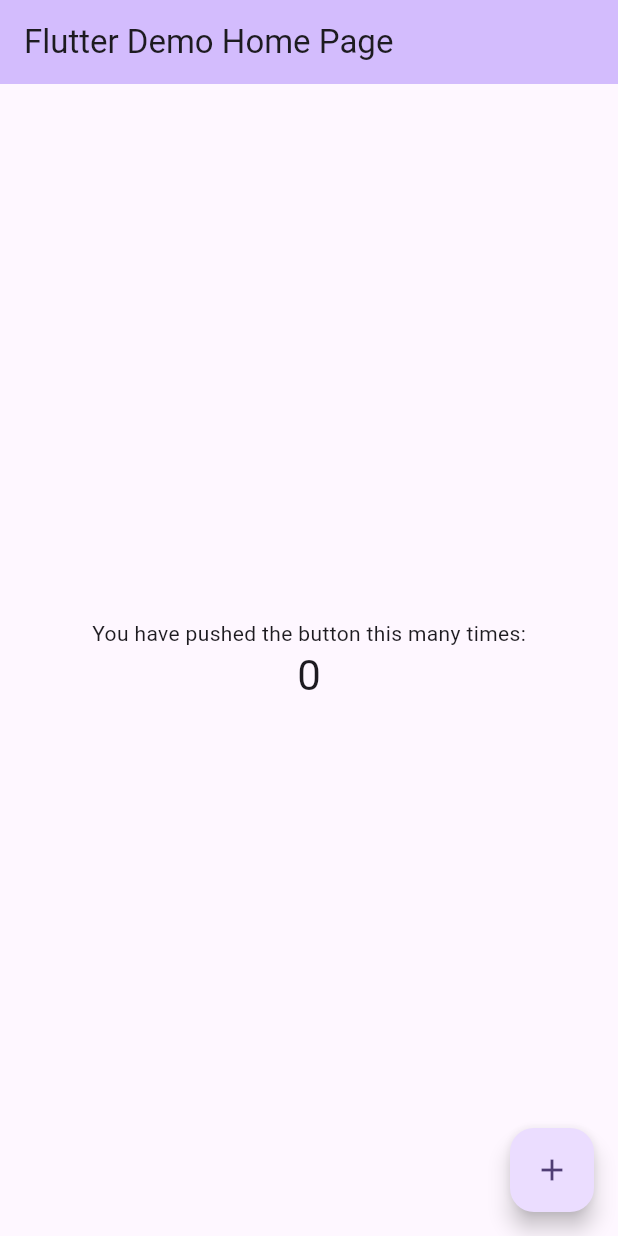
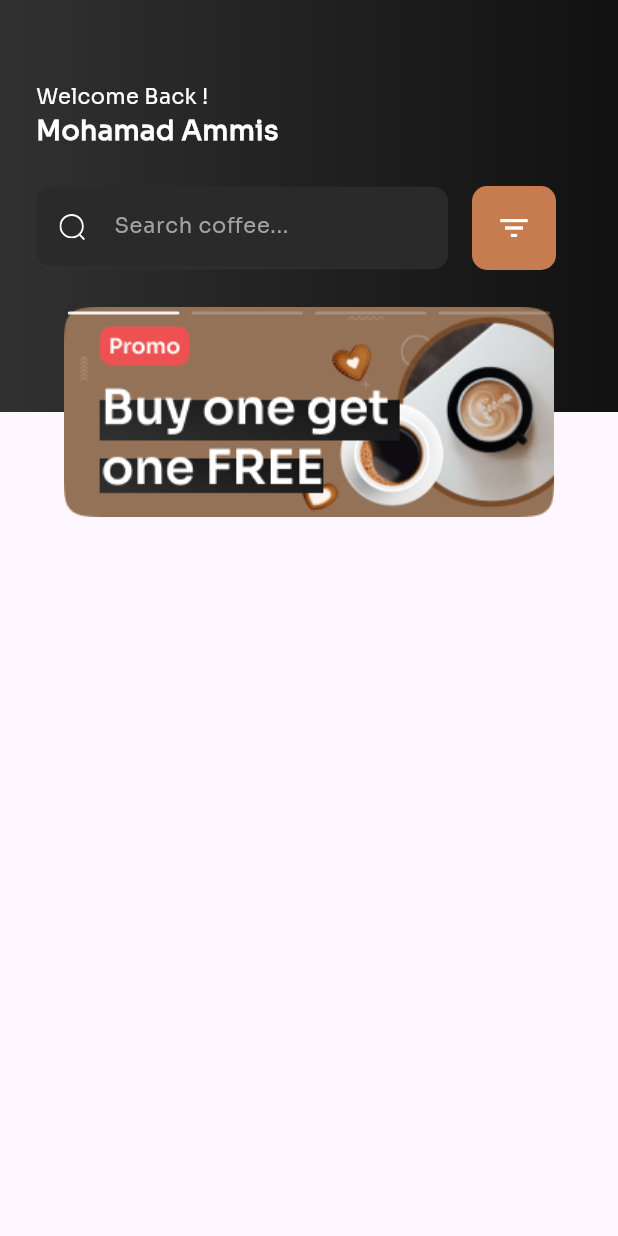
Before and after one commit to Mohamad-Ammis/coffe_shop_app, a Flutter app: the screen it shows after launch, on a phone screen of 412 x 824 dp. Run offline on Flutter 3.47's test engine with Material 3 defaults, Android fonts, the light colour scheme and no system bars; drawn by our look-alikes of smooth_page_indicator; our stand-ins replace firebase_core, flutter_svg; missing offline and left inert: flutter_stripe; accounts and stored records are empty.

Commit message:
build home view upper search  section

```diff
--- /dev/null
+++ b/lib/constans.dart
@@ -0,0 +1,9 @@
+import 'package:flutter/material.dart';
+
+const String kFontFamily = 'Sora';
+const Color kBackgroundColor = Color(0xffF9F9F9);
+const Color kPrimaryColor = Color(0xffC67C4E);
+const Color kPrimaryLightColor = Color(0xffF9F2ED);
+const Color kLightSubTitleColor = Color(0xffA2A2A2);
+Color kLightGreyColor = const Color(0xffEDEDED).withOpacity(.35);
+const double kMainPagePadding = 24;
--- /dev/null
+++ b/lib/core/utils/app_style.dart
@@ -0,0 +1,17 @@
+import 'package:coffe_shop/constans.dart';
+import 'package:flutter/material.dart';
+
+class Styles {
+  static const TextStyle style12Regular = TextStyle(
+      fontFamily: kFontFamily, fontSize: 12, fontWeight: FontWeight.w400);
+  static const TextStyle style14SemiBold =  TextStyle(
+      fontFamily: kFontFamily, fontSize: 14, fontWeight: FontWeight.w600);
+  static const TextStyle style14Regular =  TextStyle(
+      fontFamily: kFontFamily, fontSize: 14, fontWeight: FontWeight.w400);
+  static const TextStyle style16SemiBold =  TextStyle(
+      fontFamily: kFontFamily, fontSize: 16, fontWeight: FontWeight.w600);
+  static const TextStyle style18SemiBold =  TextStyle(
+      fontFamily: kFontFamily, fontSize: 18, fontWeight: FontWeight.w600);
+        static const TextStyle style24Bold = TextStyle(
+      fontFamily: kFontFamily, fontSize: 24, fontWeight: FontWeight.w700);
+}
--- /dev/null
+++ b/lib/core/utils/assets.dart
@@ -0,0 +1,16 @@
+// ignore_for_file: prefer_single_quotes
+class Assets {
+  Assets._();
+
+  /// Assets for assetsFontsSoraRegular
+  /// assets/fonts/Sora-Regular.ttf
+  static const String assetsFontsSoraRegular = "assets/fonts/Sora-Regular.ttf";
+
+  /// Assets for assetsImagesOffers
+  /// assets/images/offers.png
+  static const String assetsImagesOffers = "assets/images/offers.png";
+
+  /// Assets for assetsImagesSearchIcon
+  /// assets/images/search_icon.svg
+  static const String assetsImagesSearchIcon = "assets/images/search_icon.svg";
+}
--- /dev/null
+++ b/lib/features/home/presentation/views/home_view.dart
@@ -0,0 +1,14 @@
+import 'package:coffe_shop/features/home/presentation/views/widgets/home_view_body.dart';
+import 'package:flutter/material.dart';
+
+class HomeView extends StatelessWidget {
+  const HomeView({super.key});
+
+  @override
+  Widget build(BuildContext context) {
+    return Scaffold(
+      resizeToAvoidBottomInset: false,
+      body: HomeViewBody(),
+    );
+  }
+}
--- /dev/null
+++ b/lib/features/home/presentation/views/widgets/custom_search_textfield.dart
@@ -0,0 +1,67 @@
+
+import 'package:coffe_shop/constans.dart';
+import 'package:coffe_shop/core/utils/app_style.dart';
+import 'package:coffe_shop/core/utils/assets.dart';
+import 'package:flutter/material.dart';
+import 'package:flutter_svg/svg.dart';
+
+class CustomSearchTextFiled extends StatelessWidget {
+  const CustomSearchTextFiled({
+    super.key,
+  });
+
+  @override
+  Widget build(BuildContext context) {
+    return Row(
+      children: [
+        Container(
+          height: 55,
+          decoration: BoxDecoration(
+              gradient: const LinearGradient(
+                  colors: [Color(0xff313131), Color(0xff2A2A2A)]),
+              borderRadius: BorderRadius.circular(10)),
+          clipBehavior: Clip.hardEdge,
+          width: MediaQuery.sizeOf(context).width / 1.5,
+          child: TextField(
+            textAlignVertical: TextAlignVertical.center,
+            cursorColor: Colors.white,
+            style: Styles.style14Regular.copyWith(color: Colors.white),
+            decoration: InputDecoration(
+              filled: true,
+              fillColor: const Color(0xff2A2A2A),
+              hintText: 'Search coffee...',
+              hintStyle:
+                  Styles.style14Regular.copyWith(color: kLightSubTitleColor),
+              prefixIcon: SvgPicture.asset(
+                Assets.assetsImagesSearchIcon,
+                width: 30,
+                fit: BoxFit.scaleDown,
+              ),
+              focusedBorder: OutlineInputBorder(
+                  borderSide: BorderSide.none,
+                  borderRadius: BorderRadius.circular(10)),
+              enabledBorder: OutlineInputBorder(
+                  borderSide: BorderSide.none,
+                  borderRadius: BorderRadius.circular(10)),
+              errorBorder: OutlineInputBorder(
+                  borderSide: BorderSide.none,
+                  borderRadius: BorderRadius.circular(10)),
+            ),
+          ),
+        ),
+        const SizedBox(
+          width: 16,
+        ),
+        Container(
+          decoration: BoxDecoration(
+              color: kPrimaryColor, borderRadius: BorderRadius.circular(10)),
+          padding: const EdgeInsets.all(16),
+          child: const Icon(
+            Icons.filter_list,
+            color: Colors.white,
+          ),
+        )
+      ],
+    );
+  }
+}
--- /dev/null
+++ b/lib/features/home/presentation/views/widgets/home_view_body.dart
@@ -0,0 +1,28 @@
+import 'package:coffe_shop/features/home/presentation/views/widgets/offers_section.dart';
+import 'package:coffe_shop/features/home/presentation/views/widgets/search_section.dart';
+import 'package:flutter/material.dart';
+
+class HomeViewBody extends StatelessWidget {
+  const HomeViewBody({super.key});
+
+  @override
+  Widget build(BuildContext context) {
+    return Stack(
+      children: [
+        Column(
+          children: [
+            const Expanded(flex: 2, child: SearchSection()),
+            Expanded(flex: 4, child: Container()),
+          ],
+        ),
+        Positioned(
+            left: 0,
+            right: 0,
+            // MediaQuery.sizeOf(context).height / 6 * 2 to be in end of search section
+            //- (150 / 2) which is half of its height to be in middle
+            top: MediaQuery.sizeOf(context).height / 6 * 2 - (150 / 2),
+            child: OffersSection())
+      ],
+    );
+  }
+}
--- /dev/null
+++ b/lib/features/home/presentation/views/widgets/offers_card_indicator.dart
@@ -0,0 +1,41 @@
+import 'package:flutter/material.dart';
+import 'package:smooth_page_indicator/smooth_page_indicator.dart';
+
+class OffersCardIndicator extends StatelessWidget {
+  OffersCardIndicator({
+    super.key,
+    required this.indicatorController,
+  });
+// /  final dynamic adsList;
+  final PageController indicatorController;
+
+  @override
+  Widget build(BuildContext context) {
+    return Container(
+      width: MediaQuery.sizeOf(context).width - 24,
+      height: 10,
+      alignment: Alignment.topCenter,
+      padding: const EdgeInsets.only(top: 8),
+      clipBehavior: Clip.hardEdge,
+      decoration: const BoxDecoration(),
+      // margin: EdgeInsets.symmetric(horizontal: 12),
+      child: SmoothPageIndicator(
+        controller: indicatorController,
+        count: 4,
+        effect: CustomizableEffect(
+          spacing: 8,
+          dotDecoration: DotDecoration(
+              width: (MediaQuery.sizeOf(context).width / (4 + 1)) - 8,
+              height: 5,
+              color: Colors.white.withOpacity(0.2),
+              borderRadius: BorderRadius.circular(8)),
+          activeDotDecoration: DotDecoration(
+              width: (MediaQuery.sizeOf(context).width / (4 + 1)) - 8,
+              height: 5,
+              color: Colors.white.withOpacity(0.9),
+              borderRadius: BorderRadius.circular(8)),
+        ),
+      ),
+    );
+  }
+}
--- /dev/null
+++ b/lib/features/home/presentation/views/widgets/offers_page_view.dart
@@ -0,0 +1,32 @@
+import 'package:flutter/material.dart';
+import 'package:flutter_svg/flutter_svg.dart';
+
+class OffersPageView extends StatelessWidget {
+  const OffersPageView({super.key, required this.indicatoController});
+  final PageController indicatoController;
+
+  @override
+  Widget build(BuildContext context) {
+    return Container(
+      margin: const EdgeInsets.all(0),
+      clipBehavior: Clip.hardEdge,
+      decoration: BoxDecoration(
+          color: Colors.transparent, borderRadius: BorderRadius.circular(0)),
+      child: PageView.builder(
+          controller: indicatoController,
+          itemCount: 4,
+          itemBuilder: (context, index) {
+            return Stack(
+              children: [
+                Center(
+                  child: Image.asset(
+                    'assets/images/offers.png',
+                    fit: BoxFit.cover,
+                  ),
+                )
+              ],
+            );
+          }),
+    );
+  }
+}
--- /dev/null
+++ b/lib/features/home/presentation/views/widgets/offers_section.dart
@@ -0,0 +1,35 @@
+import 'package:coffe_shop/features/home/presentation/views/widgets/offers_card_indicator.dart';
+import 'package:coffe_shop/features/home/presentation/views/widgets/offers_page_view.dart';
+import 'package:flutter/material.dart';
+
+class OffersSection extends StatefulWidget {
+  const OffersSection({super.key});
+
+  @override
+  State<OffersSection> createState() => _OffersSectionState();
+}
+
+class _OffersSectionState extends State<OffersSection> {
+  final PageController indicatoController = PageController();
+  @override
+  Widget build(BuildContext context) {
+    return Container(
+      height: 150,
+      width: 350,
+      child: Stack(
+        children: [
+          OffersPageView(
+            indicatoController: indicatoController,
+          ),
+          Positioned.fill(
+              child: Align(
+            alignment: Alignment.topCenter,
+            child: OffersCardIndicator(
+              indicatorController: indicatoController,
+            ),
+          ))
+        ],
+      ),
+    );
+  }
+}
--- /dev/null
+++ b/lib/features/home/presentation/views/widgets/search_section.dart
@@ -0,0 +1,46 @@
+
+import 'package:coffe_shop/constans.dart';
+import 'package:coffe_shop/core/utils/app_style.dart';
+import 'package:coffe_shop/features/home/presentation/views/widgets/custom_search_textfield.dart';
+import 'package:flutter/material.dart';
+
+class SearchSection extends StatelessWidget {
+  const SearchSection({
+    super.key,
+  });
+
+  @override
+  Widget build(BuildContext context) {
+    return Container(
+      padding: const EdgeInsets.all(kMainPagePadding),
+      width: double.infinity,
+      decoration: const BoxDecoration(
+          gradient: LinearGradient(
+              colors: [Color(0xff313131), Color(0xff111111)])),
+      child: Column(
+        crossAxisAlignment: CrossAxisAlignment.start,
+        children: [
+          const SizedBox(
+            height: 30,
+          ),
+          Text(
+            'Welcome Back !',
+            style: Styles.style14Regular.copyWith(
+              color: Colors.white,
+            ),
+          ),
+          Text(
+            'Mohamad Ammis',
+            style: Styles.style18SemiBold.copyWith(
+              color: Colors.white,
+            ),
+          ),
+          const SizedBox(
+            height: 24,
+          ),
+          const CustomSearchTextFiled()
+        ],
+      ),
+    );
+  }
+}
--- a/lib/main.dart
+++ b/lib/main.dart
@@ -1,8 +1,10 @@
 import 'package:coffe_shop/core/utils/api_keys.dart';
+import 'package:coffe_shop/features/home/presentation/views/home_view.dart';
 import 'package:coffe_shop/firebase_options.dart';
 import 'package:firebase_core/firebase_core.dart';
 import 'package:flutter/material.dart';
 import 'package:flutter_stripe/flutter_stripe.dart';
+
 //flutterfire configure --project=coffe-shop-f3918
 Future<void> main() async {
   WidgetsFlutterBinding.ensureInitialized();
@@ -19,119 +21,10 @@ Future<void> main() async {
 class MyApp extends StatelessWidget {
   const MyApp({super.key});
 
-  // This widget is the root of your application.
   @override
   Widget build(BuildContext context) {
     return MaterialApp(
-      title: 'Flutter Demo',
-      theme: ThemeData(
-        // This is the theme of your application.
-        //
-        // TRY THIS: Try running your application with "flutter run". You'll see
-        // the application has a purple toolbar. Then, without quitting the app,
-        // try changing the seedColor in the colorScheme below to Colors.green
-        // and then invoke "hot reload" (save your changes or press the "hot
-        // reload" button in a Flutter-supported IDE, or press "r" if you used
-        // the command line to start the app).
-        //
-        // Notice that the counter didn't reset back to zero; the application
-        // state is not lost during the reload. To reset the state, use hot
-        // restart instead.
-        //
-        // This works for code too, not just values: Most code changes can be
-        // tested with just a hot reload.
-        colorScheme: ColorScheme.fromSeed(seedColor: Colors.deepPurple),
-        useMaterial3: true,
-      ),
-      home: const MyHomePage(title: 'Flutter Demo Home Page'),
+      home: HomeView(),
     );
   }
 }
-
-class MyHomePage extends StatefulWidget {
-  const MyHomePage({super.key, required this.title});
-
-  // This widget is the home page of your application. It is stateful, meaning
-  // that it has a State object (defined below) that contains fields that affect
-  // how it looks.
-
-  // This class is the configuration for the state. It holds the values (in this
-  // case the title) provided by the parent (in this case the App widget) and
-  // used by the build method of the State. Fields in a Widget subclass are
-  // always marked "final".
-
-  final String title;
-
-  @override
-  State<MyHomePage> createState() => _MyHomePageState();
-}
-
-class _MyHomePageState extends State<MyHomePage> {
-  int _counter = 0;
-
-  void _incrementCounter() {
-    setState(() {
-      // This call to setState tells the Flutter framework that something has
-      // changed in this State, which causes it to rerun the build method below
-      // so that the display can reflect the updated values. If we changed
-      // _counter without calling setState(), then the build method would not be
-      // called again, and so nothing would appear to happen.
-      _counter++;
-    });
-  }
-
-  @override
-  Widget build(BuildContext context) {
-    // This method is rerun every time setState is called, for instance as done
-    // by the _incrementCounter method above.
-    //
-    // The Flutter framework has been optimized to make rerunning build methods
-    // fast, so that you can just rebuild anything that needs updating rather
-    // than having to individually change instances of widgets.
-    return Scaffold(
-      appBar: AppBar(
-        // TRY THIS: Try changing the color here to a specific color (to
-        // Colors.amber, perhaps?) and trigger a hot reload to see the AppBar
-        // change color while the other colors stay the same.
-        backgroundColor: Theme.of(context).colorScheme.inversePrimary,
-        // Here we take the value from the MyHomePage object that was created by
-        // the App.build method, and use it to set our appbar title.
-        title: Text(widget.title),
-      ),
-      body: Center(
-        // Center is a layout widget. It takes a single child and positions it
-        // in the middle of the parent.
-        child: Column(
-          // Column is also a layout widget. It takes a list of children and
-          // arranges them vertically. By default, it sizes itself to fit its
-          // children horizontally, and tries to be as tall as its parent.
-          //
-          // Column has various properties to control how it sizes itself and
-          // how it positions its children. Here we use mainAxisAlignment to
-          // center the children vertically; the main axis here is the vertical
-          // axis because Columns are vertical (the cross axis would be
-          // horizontal).
-          //
-          // TRY THIS: Invoke "debug painting" (choose the "Toggle Debug Paint"
-          // action in the IDE, or press "p" in the console), to see the
-          // wireframe for each widget.
-          mainAxisAlignment: MainAxisAlignment.center,
-          children: <Widget>[
-            const Text(
-              'You have pushed the button this many times:',
-            ),
-            Text(
-              '$_counter',
-              style: Theme.of(context).textTheme.headlineMedium,
-            ),
-          ],
-        ),
-      ),
-      floatingActionButton: FloatingActionButton(
-        onPressed: _incrementCounter,
-        tooltip: 'Increment',
-        child: const Icon(Icons.add),
-      ), // This trailing comma makes auto-formatting nicer for build methods.
-    );
-  }
-}
```
Also changed, not shown: pubspec.yaml (+14 -9 lines), assets/fonts/Sora-Regular.ttf (added), assets/images/offers.png (added), assets/images/search_icon.svg (added), pubspec.lock, 1 other file.
